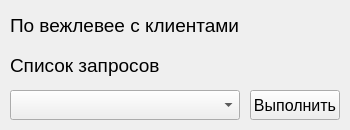
First picture: the form in ManajerWindowUI.ui, repository A1ex1in/BSBDKursach, before the edit.
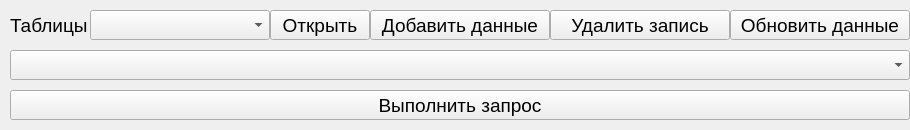
Second picture: the form after the edit.

Patch:
```diff
--- a/ManajerWindowUI.ui
+++ b/ManajerWindowUI.ui
@@ -6,32 +6,52 @@
    <rect>
     <x>0</x>
     <y>0</y>
-    <width>350</width>
+    <width>910</width>
     <height>130</height>
    </rect>
   </property>
   <property name="minimumSize">
    <size>
-    <width>350</width>
+    <width>910</width>
     <height>130</height>
    </size>
   </property>
   <property name="maximumSize">
    <size>
-    <width>350</width>
+    <width>910</width>
     <height>130</height>
    </size>
   </property>
+  <property name="font">
+   <font>
+    <pointsize>14</pointsize>
+   </font>
+  </property>
   <property name="windowTitle">
    <string>Сотрудник</string>
   </property>
   <widget class="QWidget" name="centralwidget">
-   <widget class="QLabel" name="LB_Fam">
+   <widget class="QComboBox" name="CB_Table">
+    <property name="geometry">
+     <rect>
+      <x>90</x>
+      <y>10</y>
+      <width>180</width>
+      <height>30</height>
+     </rect>
+    </property>
+    <property name="font">
+     <font>
+      <pointsize>10</pointsize>
+     </font>
+    </property>
+   </widget>
+   <widget class="QLabel" name="L_Tabl">
     <property name="geometry">
      <rect>
       <x>10</x>
       <y>10</y>
-      <width>230</width>
+      <width>80</width>
       <height>30</height>
      </rect>
     </property>
@@ -41,58 +61,92 @@
      </font>
     </property>
     <property name="text">
-     <string>По вежлевее с клиентами</string>
+     <string>Таблицы</string>
     </property>
    </widget>
-   <widget class="QLabel" name="LB_Fam_2">
+   <widget class="QPushButton" name="PB_Open">
+    <property name="geometry">
+     <rect>
+      <x>270</x>
+      <y>10</y>
+      <width>100</width>
+      <height>30</height>
+     </rect>
+    </property>
+    <property name="font">
+     <font>
+      <pointsize>14</pointsize>
+     </font>
+    </property>
+    <property name="text">
+     <string>Открыть</string>
+    </property>
+   </widget>
+   <widget class="QPushButton" name="PB_Add">
+    <property name="geometry">
+     <rect>
+      <x>370</x>
+      <y>10</y>
+      <width>180</width>
+      <height>30</height>
+     </rect>
+    </property>
+    <property name="text">
+     <string>Добавить данные</string>
+    </property>
+   </widget>
+   <widget class="QPushButton" name="PB_Delete">
+    <property name="geometry">
+     <rect>
+      <x>550</x>
+      <y>10</y>
+      <width>180</width>
+      <height>30</height>
+     </rect>
+    </property>
+    <property name="text">
+     <string>Удалить запись</string>
+    </property>
+   </widget>
+   <widget class="QPushButton" name="PB_Update">
+    <property name="geometry">
+     <rect>
+      <x>730</x>
+      <y>10</y>
+      <width>180</width>
+      <height>30</height>
+     </rect>
+    </property>
+    <property name="text">
+     <string>Обновить данные</string>
+    </property>
+   </widget>
+   <widget class="QComboBox" name="CB_Querry">
     <property name="geometry">
      <rect>
       <x>10</x>
       <y>50</y>
-      <width>230</width>
+      <width>900</width>
       <height>30</height>
      </rect>
     </property>
     <property name="font">
      <font>
-      <pointsize>14</pointsize>
+      <pointsize>10</pointsize>
      </font>
     </property>
-    <property name="text">
-     <string>Список запросов</string>
-    </property>
    </widget>
-   <widget class="QComboBox" name="comboBox">
+   <widget class="QPushButton" name="PB_Ex_Querry">
     <property name="geometry">
      <rect>
       <x>10</x>
       <y>90</y>
-      <width>230</width>
+      <width>900</width>
       <height>30</height>
      </rect>
-    </property>
-    <property name="font">
-     <font>
-      <pointsize>12</pointsize>
-     </font>
-    </property>
-   </widget>
-   <widget class="QPushButton" name="pushButton">
-    <property name="geometry">
-     <rect>
-      <x>250</x>
-      <y>90</y>
-      <width>90</width>
-      <height>30</height>
-     </rect>
-    </property>
-    <property name="font">
-     <font>
-      <pointsize>12</pointsize>
-     </font>
     </property>
     <property name="text">
-     <string>Выполнить</string>
+     <string>Выполнить запрос</string>
     </property>
    </widget>
   </widget>
```
